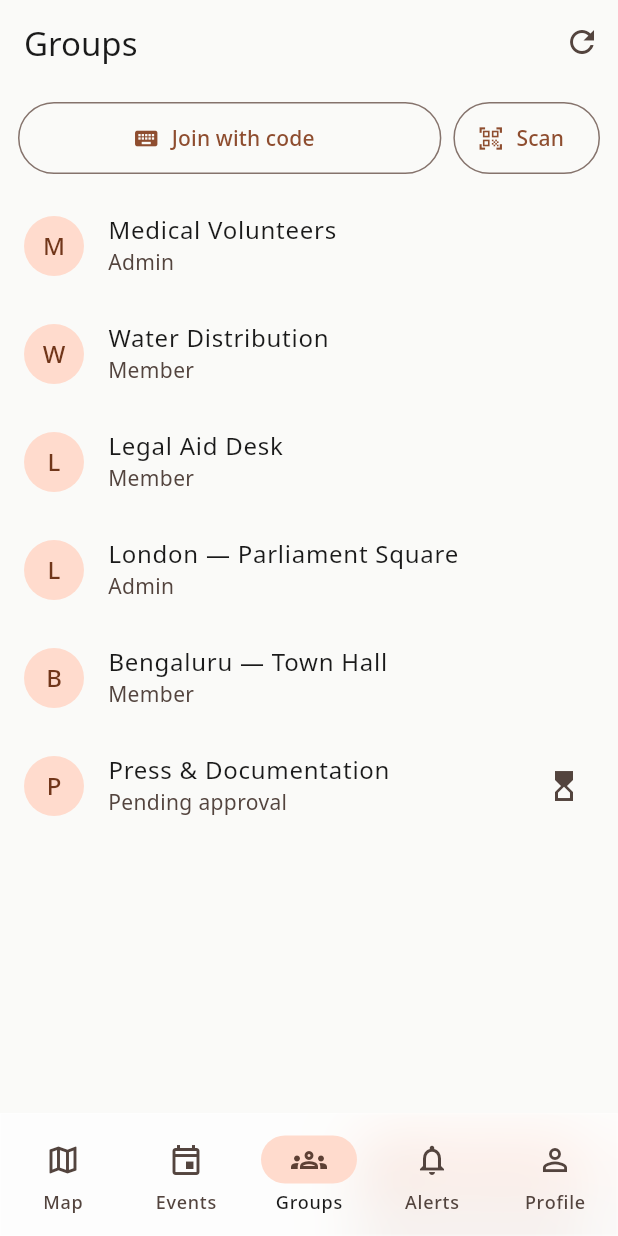
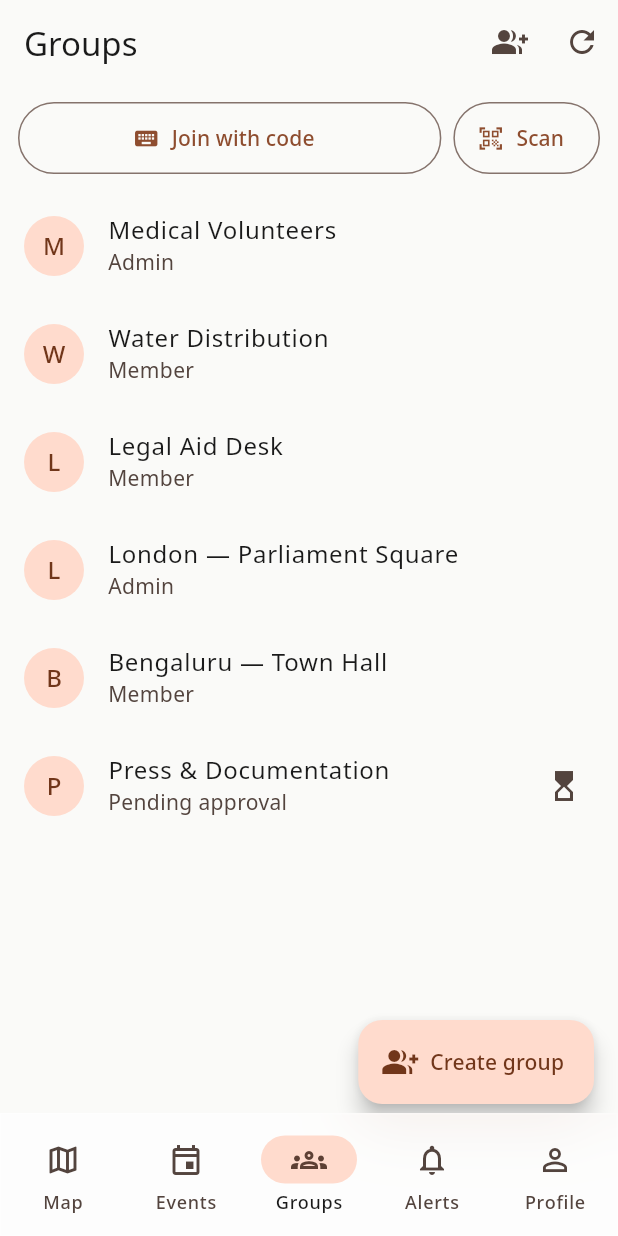
Before and after one commit to prajwal-patil-hub/Jantar-Mantar, a Flutter app: the screen it shows after launch, item 3 of the bottom bar chosen, on a phone screen of 412 x 824 dp. Run offline on Flutter 3.47's test engine with Material 3 defaults, Android fonts, the phone set to English and light mode, and no system bars; our stand-ins replace drift, drift_flutter, flutter_map, flutter_riverpod, flutter_secure_storage, image_picker and 5 more; missing offline and left inert: cryptography, flutter_map_marker_cluster, flutter_map_tile_caching, mobile_scanner; accounts and stored records are empty; generated files the repository leaves out were written again; network calls fail.

Commit message:
fix(ui): Nearby opens full-height; Groups create action; ship Directions/Share
Nearby sheet: maxChildSize was 0.5, so half the screen was a hard ceiling —
the reported "only comes up half way" was that cap, not a gesture problem.
Now snaps at 16% / 50% / 94% and the tappable header cycles through them
(flutter_map's pan gestures compete with a drag started over the map). Stops
at 94% so a sliver of map keeps it visibly dismissible.

Create group: added the requested top-right action. The existing FAB was
genuinely invisible, not just hard to find — HomeShell sets extendBody: true
for the glass nav bar, so a FAB in a nested Scaffold renders underneath it.
Lifted it 72dp as well, so both entry points work.

Directions and Share were stubs. Directions hands off through the platform
`geo:` scheme so the user's own map app wins, rather than a hardcoded Google
Maps link — ADR-7 keeps Google out, and a protest destination is precisely
what should not be routed through a third party by default. OpenStreetMap is
the fallback and the web path. Share carries public facility info only (name,
status, coordinates), never who reported it, and falls back to the clipboard
where no share sheet exists.

105 tests green; analyze + custom_lint clean; web build verified.

Co-Authored-By: Claude Opus 5 <noreply@anthropic.com>
Claude-Session: https://claude.ai/code/session_01UPGunHyCGt993kdhqFRigh

```diff
--- a/app/lib/features/groups/presentation/groups_screen.dart
+++ b/app/lib/features/groups/presentation/groups_screen.dart
@@ -23,24 +23,39 @@ class GroupsScreen extends ConsumerWidget {
       appBar: AppBar(
         title: Text(l10n.groupsTitle),
         actions: [
-          if (repo != null)
+          if (repo != null) ...[
+            IconButton(
+              icon: const Icon(Icons.group_add),
+              tooltip: l10n.createGroup,
+              onPressed: () => Navigator.of(context).push(
+                MaterialPageRoute<void>(
+                  builder: (_) => const CreateGroupScreen(),
+                ),
+              ),
+            ),
             IconButton(
               icon: const Icon(Icons.refresh),
               tooltip: l10n.refresh,
               onPressed: () => ref.read(groupsRefreshProvider.notifier).bump(),
             ),
+          ],
         ],
       ),
+      // Lifted clear of the glass nav bar: HomeShell uses extendBody, so an
+      // unpadded FAB in a nested Scaffold sits underneath it and is invisible.
       floatingActionButton: repo == null
           ? null
-          : FloatingActionButton.extended(
-              onPressed: () => Navigator.of(context).push(
-                MaterialPageRoute<void>(
-                  builder: (_) => const CreateGroupScreen(),
+          : Padding(
+              padding: const EdgeInsets.only(bottom: 72),
+              child: FloatingActionButton.extended(
+                onPressed: () => Navigator.of(context).push(
+                  MaterialPageRoute<void>(
+                    builder: (_) => const CreateGroupScreen(),
+                  ),
                 ),
+                icon: const Icon(Icons.group_add),
+                label: Text(l10n.createGroup),
               ),
-              icon: const Icon(Icons.group_add),
-              label: Text(l10n.createGroup),
             ),
       body: repo == null
           ? _SignInGate(l10n: l10n)
--- a/app/lib/l10n/app_en.arb
+++ b/app/lib/l10n/app_en.arb
@@ -49,6 +49,9 @@
   "@capacityFor": { "placeholders": { "count": { "type": "int" } } },
   "expiredRecheck": "expired — needs re-check",
 
+  "directionsFailed": "Could not open a map app. Coordinates: {coords}",
+  "@directionsFailed": { "placeholders": { "coords": { "type": "String" } } },
+  "copiedToClipboard": "Copied to clipboard",
   "reportFacilityTitle": "Report a facility",
   "updateFacilityTitle": "Update facility",
   "back": "Back",
--- a/app/lib/l10n/app_hi.arb
+++ b/app/lib/l10n/app_hi.arb
@@ -49,6 +49,9 @@
   "@capacityFor": { "placeholders": { "count": { "type": "int" } } },
   "expiredRecheck": "समय समाप्त — दोबारा जाँच ज़रूरी",
 
+  "directionsFailed": "कोई मैप ऐप नहीं खुल सका। निर्देशांक: {coords}",
+  "@directionsFailed": { "placeholders": { "coords": { "type": "String" } } },
+  "copiedToClipboard": "क्लिपबोर्ड पर कॉपी किया गया",
   "reportFacilityTitle": "सुविधा की रिपोर्ट करें",
   "updateFacilityTitle": "सुविधा अपडेट करें",
   "back": "पीछे",
--- a/app/lib/l10n/app_localizations.dart
+++ b/app/lib/l10n/app_localizations.dart
@@ -313,6 +313,18 @@ abstract class AppL10n {
   /// **'expired — needs re-check'**
   String get expiredRecheck;
 
+  /// No description provided for @directionsFailed.
+  ///
+  /// In en, this message translates to:
+  /// **'Could not open a map app. Coordinates: {coords}'**
+  String directionsFailed(String coords);
+
+  /// No description provided for @copiedToClipboard.
+  ///
+  /// In en, this message translates to:
+  /// **'Copied to clipboard'**
+  String get copiedToClipboard;
+
   /// No description provided for @reportFacilityTitle.
   ///
   /// In en, this message translates to:
--- a/app/pubspec.yaml
+++ b/app/pubspec.yaml
@@ -57,6 +57,7 @@ dependencies:
   image: ^4.9.1
   image_picker: ^1.2.3
   path_provider: ^2.1.6
+  share_plus: ^13.3.0
 
 dev_dependencies:
   flutter_test:
```
Also changed, not shown: app/lib/features/map/presentation/facility_detail_sheet.dart (+56 -6 lines), app/lib/features/map/presentation/widgets/nearby_sheet.dart (+15 -6 lines), app/lib/l10n/app_localizations_en.dart (+8 -0 lines), app/lib/l10n/app_localizations_hi.dart (+8 -0 lines), app/pubspec.lock, 2 other files.
